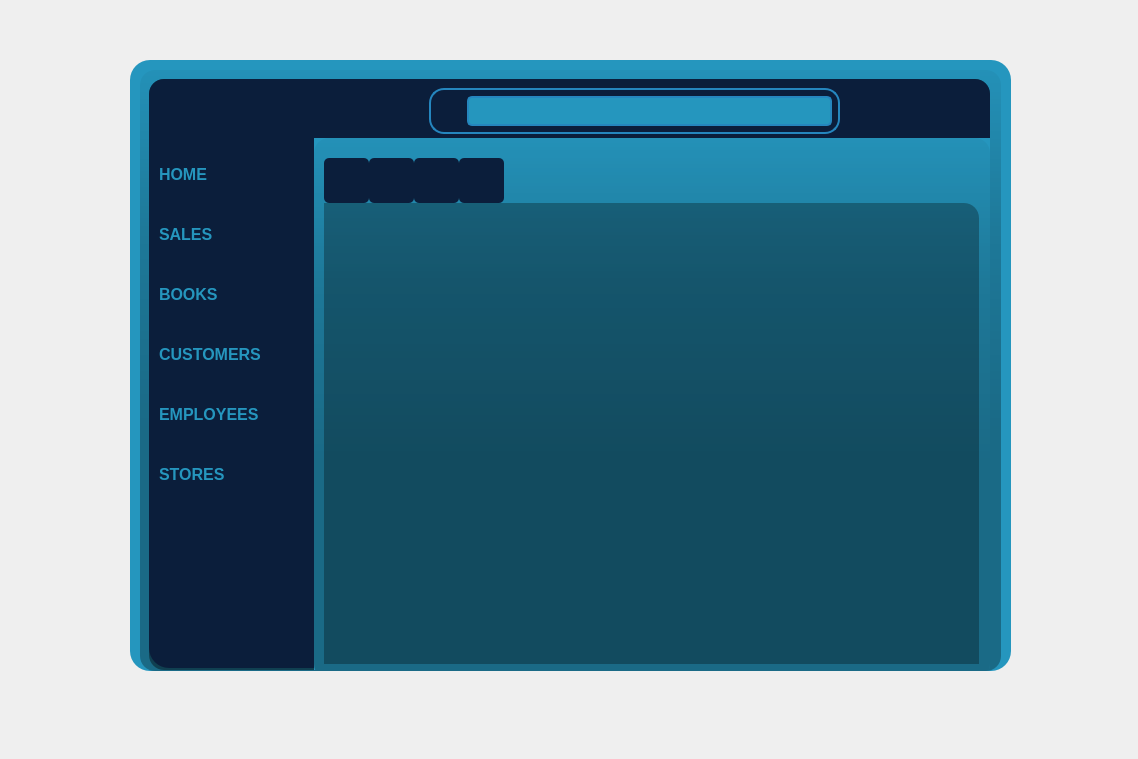
Qt form Gui/ui_bookstore.ui (Vvender/BookStoreDashboard) before a commit.
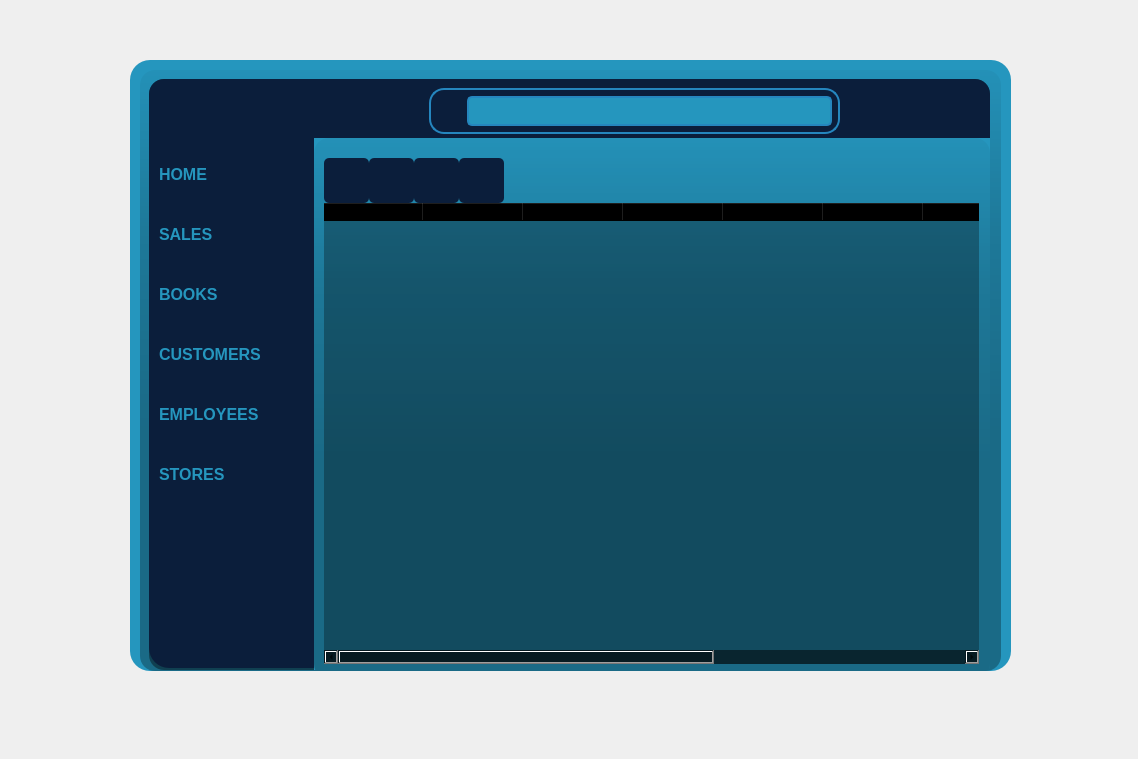
The same form after that commit. The open tabs and pages were chosen to show the change. Icons and pictures are not drawn.

Commit message: sales view added to bookstores_create_view.sql get_sales_data function added to loading_event_handler.py loading tables event added to main.py table_event_handler.py added for loading data to table views.

```diff
--- a/Gui/ui_bookstore.ui
+++ b/Gui/ui_bookstore.ui
@@ -2253,7 +2253,7 @@
        </widget>
       </widget>
       <widget class="QWidget" name="page_sales">
-       <widget class="QTableView" name="tableView_sales">
+       <widget class="QTableWidget" name="tableWidget_sales">
         <property name="geometry">
          <rect>
           <x>10</x>
@@ -2262,9 +2262,68 @@
           <height>461</height>
          </rect>
         </property>
+        <property name="font">
+         <font>
+          <weight>50</weight>
+          <bold>false</bold>
+         </font>
+        </property>
+        <property name="cursor" stdset="0">
+         <cursorShape>ArrowCursor</cursorShape>
+        </property>
         <property name="styleSheet">
          <string notr="true">background-color:rgb(0,0,0,75);</string>
         </property>
+        <column>
+         <property name="text">
+          <string>New Column</string>
+         </property>
+        </column>
+        <column>
+         <property name="text">
+          <string>New Column</string>
+         </property>
+        </column>
+        <column>
+         <property name="text">
+          <string>New Column</string>
+         </property>
+        </column>
+        <column>
+         <property name="text">
+          <string>New Column</string>
+         </property>
+        </column>
+        <column>
+         <property name="text">
+          <string>New Column</string>
+         </property>
+        </column>
+        <column>
+         <property name="text">
+          <string>New Column</string>
+         </property>
+        </column>
+        <column>
+         <property name="text">
+          <string>New Column</string>
+         </property>
+        </column>
+        <column>
+         <property name="text">
+          <string>New Column</string>
+         </property>
+        </column>
+        <column>
+         <property name="text">
+          <string>New Column</string>
+         </property>
+        </column>
+        <column>
+         <property name="text">
+          <string>New Column</string>
+         </property>
+        </column>
        </widget>
        <widget class="QPushButton" name="btn_sales_add">
         <property name="geometry">
```
Left out of the diff: 155 changed lines with no effect on the pictures. The commit also changes 4 other files.
